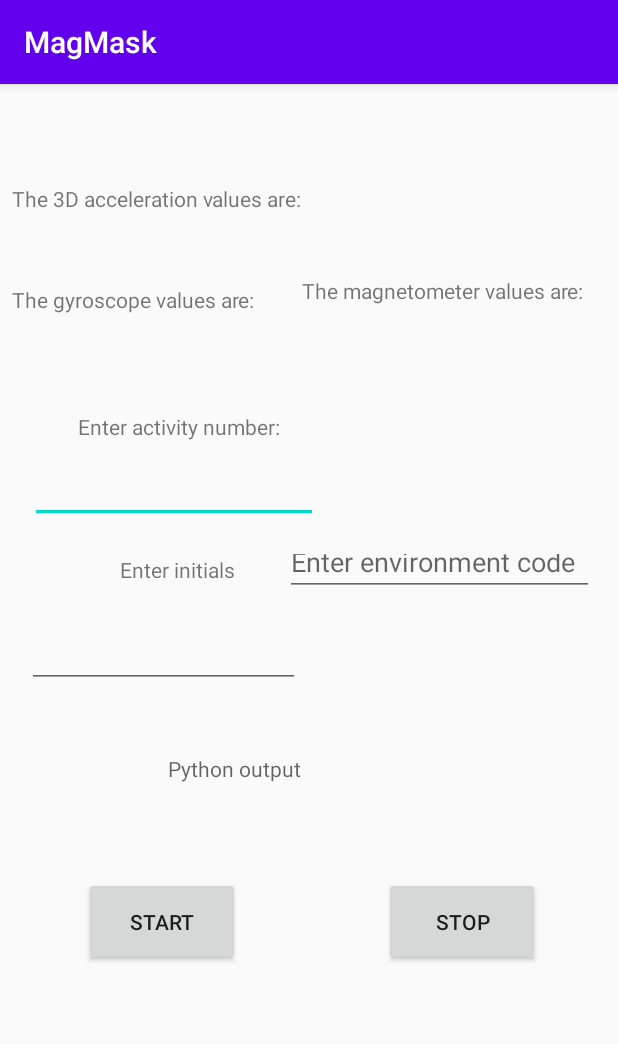
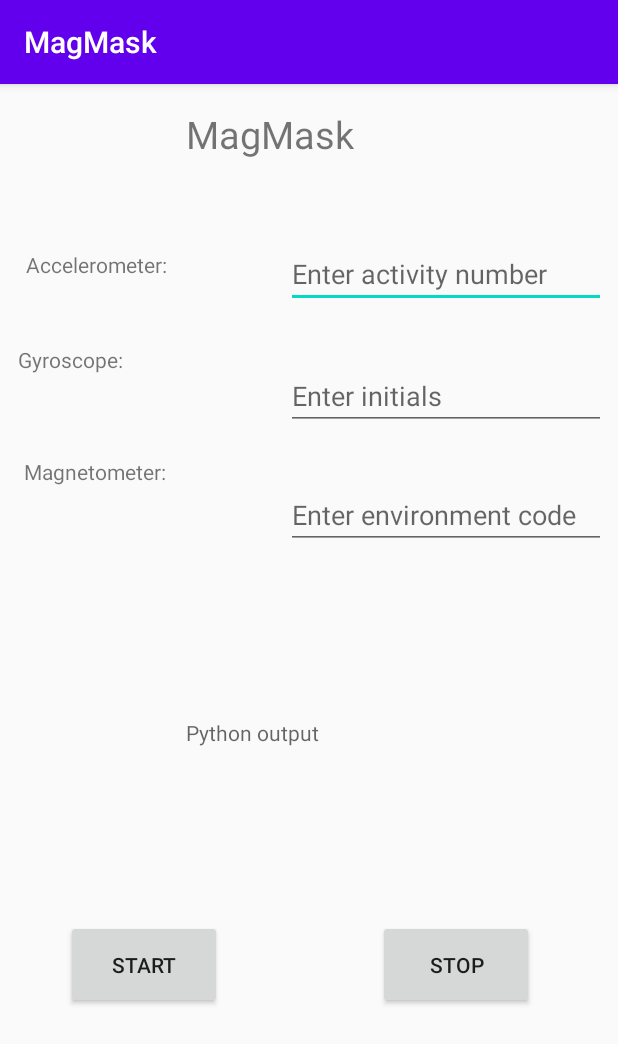
Before and after one commit to kungoyal/CS528-MagMask, an Android app: the screen it shows after launch (MainActivity), on a phone screen of 412 x 824 dp. Shown: the top 1044 px of the screen. Run offline under Robolectric (Android 15) with nearby library versions, the phone set to English and light mode, and no system bars; libraries missing offline, so code that uses them is left out: com.chaquo.python; 4 statements that could not run were skipped.

Commit message:
Fixed some UI

```diff
--- a/MagMask/app/src/main/java/com/example/shakedetection/MainActivity.java
+++ b/MagMask/app/src/main/java/com/example/shakedetection/MainActivity.java
@@ -78,6 +78,12 @@ public class MainActivity extends AppCompatActivity implements SensorEventListen
                 EditText edit2 = (EditText) findViewById(R.id.editText3);
                 initials = edit.getText().toString();
                 env_code = edit2.getText().toString();
+                if(initials.isEmpty()){
+                    initials = "_";
+                }
+                if(env_code.isEmpty()){
+                    env_code = "_";
+                }
                 onResume();
             }
         });
@@ -105,6 +111,8 @@ public class MainActivity extends AppCompatActivity implements SensorEventListen
         tv.setText("");
         TextView tv2 = findViewById(R.id.textView4);
         tv2.setText("");
+        TextView tv3 = findViewById(R.id.textView7);
+        tv3.setText("");
         FileWriter writer = null;
         try {
             String filename = initials + "_" + env_code + "_" + activity_num + "_" + attempt_num + ".csv";
--- a/MagMask/app/src/main/res/layout/activity_main.xml
+++ b/MagMask/app/src/main/res/layout/activity_main.xml
@@ -13,19 +13,19 @@
         android:text="@string/accel_title"
         android:textSize="14sp"
         app:layout_constraintBottom_toBottomOf="parent"
-        app:layout_constraintHorizontal_bias="0.037"
+        app:layout_constraintHorizontal_bias="0.054"
         app:layout_constraintLeft_toLeftOf="parent"
         app:layout_constraintRight_toRightOf="parent"
         app:layout_constraintTop_toTopOf="parent"
-        app:layout_constraintVertical_bias="0.089" />
+        app:layout_constraintVertical_bias="0.148" />
 
     <TextView
         android:id="@+id/textView2"
-        android:layout_width="176dp"
-        android:layout_height="19dp"
-        android:layout_marginStart="16dp"
-        android:layout_marginTop="36dp"
+        android:layout_width="150dp"
+        android:layout_height="wrap_content"
+        android:layout_marginTop="28dp"
         android:text=""
+        android:textSize="14sp"
         app:layout_constraintStart_toStartOf="parent"
         app:layout_constraintTop_toTopOf="@+id/textView" />
 
@@ -33,8 +33,8 @@
         android:id="@+id/textView3"
         android:layout_width="wrap_content"
         android:layout_height="wrap_content"
-        android:layout_marginStart="8dp"
-        android:layout_marginTop="12dp"
+        android:layout_marginStart="12dp"
+        android:layout_marginTop="16dp"
         android:text="@string/gyro_title"
         android:textSize="14sp"
         app:layout_constraintStart_toStartOf="parent"
@@ -42,11 +42,11 @@
 
     <TextView
         android:id="@+id/textView4"
-        android:layout_width="112dp"
-        android:layout_height="26dp"
-        android:layout_marginStart="16dp"
+        android:layout_width="150dp"
+        android:layout_height="wrap_content"
         android:layout_marginTop="16dp"
         android:text=""
+        android:textSize="14sp"
         app:layout_constraintStart_toStartOf="parent"
         app:layout_constraintTop_toBottomOf="@+id/textView3" />
 
@@ -54,78 +54,59 @@
         android:id="@+id/textView5"
         android:layout_width="wrap_content"
         android:layout_height="wrap_content"
-        android:layout_marginTop="128dp"
+        android:layout_marginStart="16dp"
+        android:layout_marginTop="20dp"
         android:text="@string/magneto_title"
         android:textSize="14sp"
-        app:layout_constraintStart_toEndOf="@+id/textView"
-        app:layout_constraintTop_toTopOf="parent" />
+        app:layout_constraintStart_toStartOf="parent"
+        app:layout_constraintTop_toBottomOf="@+id/textView4" />
 
     <TextView
         android:id="@+id/textView7"
-        android:layout_width="116dp"
-        android:layout_height="26dp"
+        android:layout_width="150dp"
+        android:layout_height="wrap_content"
         android:layout_marginTop="16dp"
-        android:layout_marginEnd="72dp"
+        android:layout_marginEnd="260dp"
         android:text=""
         android:textSize="14sp"
         app:layout_constraintEnd_toEndOf="parent"
         app:layout_constraintTop_toBottomOf="@+id/textView5" />
 
-    <TextView
-        android:id="@+id/textView9"
-        android:layout_width="wrap_content"
-        android:layout_height="wrap_content"
-        android:layout_marginStart="52dp"
-        android:layout_marginBottom="21dp"
-        android:text="@string/activity"
-        app:layout_constraintBottom_toTopOf="@+id/editText"
-        app:layout_constraintStart_toStartOf="parent" />
 
     <EditText
         android:id="@+id/editText"
-        android:layout_width="192dp"
-        android:layout_height="33dp"
-        android:layout_marginTop="64dp"
-        android:layout_marginEnd="200dp"
+        android:layout_width="wrap_content"
+        android:layout_height="wrap_content"
+        android:layout_marginTop="104dp"
+        android:layout_marginEnd="8dp"
         android:autofillHints=""
         android:ems="10"
-        android:hint=""
+        android:hint="@string/activity"
         android:inputType="number"
         app:layout_constraintEnd_toEndOf="parent"
-        app:layout_constraintTop_toBottomOf="@+id/textView4"
+        app:layout_constraintTop_toTopOf="parent"
         tools:ignore="LabelFor" />
-
-    <TextView
-        android:id="@+id/textView10"
-        android:layout_width="wrap_content"
-        android:layout_height="wrap_content"
-        android:layout_marginStart="80dp"
-        android:layout_marginTop="21dp"
-        android:text="@string/initials"
-        app:layout_constraintStart_toStartOf="parent"
-        app:layout_constraintTop_toBottomOf="@+id/editText" />
-
 
     <EditText
         android:id="@+id/editText2"
-        android:layout_width="182dp"
-        android:layout_height="35dp"
-        android:layout_marginTop="172dp"
-        android:layout_marginEnd="212dp"
+        android:layout_width="wrap_content"
+        android:layout_height="wrap_content"
+        android:layout_marginTop="36dp"
+        android:layout_marginEnd="8dp"
         android:autofillHints=""
         android:ems="10"
-        android:hint=""
+        android:hint="@string/initials"
         android:inputType="textCapCharacters"
         app:layout_constraintEnd_toEndOf="parent"
-        app:layout_constraintTop_toBottomOf="@+id/textView4"
+        app:layout_constraintTop_toBottomOf="@+id/editText"
         tools:ignore="LabelFor" />
 
     <EditText
         android:id="@+id/editText3"
-        android:layout_width="206dp"
-        android:layout_height="38dp"
-        android:layout_marginTop="108dp"
-        android:layout_marginEnd="16dp"
+        android:layout_width="wrap_content"
+        android:layout_height="wrap_content"
+        android:layout_marginTop="36dp"
+        android:layout_marginEnd="8dp"
         android:autofillHints=""
         android:ems="10"
         android:hint="@string/env_code"
@@ -138,8 +119,8 @@
         android:id="@+id/start_button"
         android:layout_width="104dp"
         android:layout_height="59dp"
-        android:layout_marginStart="56dp"
-        android:layout_marginTop="236dp"
+        android:layout_marginStart="44dp"
+        android:layout_marginTop="408dp"
         android:text="@string/start"
         app:layout_constraintStart_toStartOf="parent"
         app:layout_constraintTop_toBottomOf="@+id/editText" />
@@ -148,8 +129,8 @@
         android:id="@+id/stop_button"
         android:layout_width="104dp"
         android:layout_height="59dp"
-        android:layout_marginStart="256dp"
-        android:layout_marginTop="236dp"
+        android:layout_marginStart="252dp"
+        android:layout_marginTop="408dp"
         android:text="@string/stop"
         app:layout_constraintStart_toStartOf="parent"
         app:layout_constraintTop_toBottomOf="@+id/editText" />
@@ -158,13 +139,24 @@
         android:id="@+id/textView6"
         android:layout_width="156dp"
         android:layout_height="41dp"
-        android:layout_marginStart="112dp"
-        android:layout_marginTop="44dp"
+        android:layout_marginStart="124dp"
+        android:layout_marginTop="192dp"
+        android:hint="@string/output"
         android:text=""
         android:textSize="14sp"
-        android:hint="@string/output"
         app:layout_constraintStart_toStartOf="parent"
         app:layout_constraintTop_toBottomOf="@+id/editText2" />
 
+    <TextView
+        android:id="@+id/textView8"
+        android:layout_width="wrap_content"
+        android:layout_height="wrap_content"
+        android:layout_marginStart="124dp"
+        android:layout_marginTop="16dp"
+        android:text="@string/magmask"
+        android:textSize="25sp"
+        app:layout_constraintStart_toStartOf="parent"
+        app:layout_constraintTop_toTopOf="parent" />
+
 
 </androidx.constraintlayout.widget.ConstraintLayout>
--- a/MagMask/app/src/main/res/values/strings.xml
+++ b/MagMask/app/src/main/res/values/strings.xml
@@ -1,14 +1,15 @@
 <resources>
     <string name="app_name">MagMask</string>
-    <string name="accel_title">The 3D acceleration values are:</string>
-    <string name="gyro_title">The gyroscope values are:</string>
-    <string name="magneto_title">The magnetometer values are:</string>
-    <string name="activity">Enter activity number:</string>
+    <string name="accel_title">Accelerometer:</string>
+    <string name="gyro_title">Gyroscope:</string>
+    <string name="magneto_title">Magnetometer:</string>
+    <string name="activity">Enter activity number</string>
     <string name="initials">Enter initials</string>
     <string name="env_code">Enter environment code</string>
     <string name="output">Python output</string>
     <string name="start">Start</string>
     <string name="stop">Stop</string>
-<!--    <string name="coordinates">%1$2.5f,%2$2.5f,%3$2.5f</string>-->
+    <string name="magmask">MagMask</string>
+    <!--    <string name="coordinates">%1$2.5f,%2$2.5f,%3$2.5f</string>-->
 <!--    <string name="shake">%1$s</string>-->
 </resources>
```
Also changed, not shown: 1 other file.
